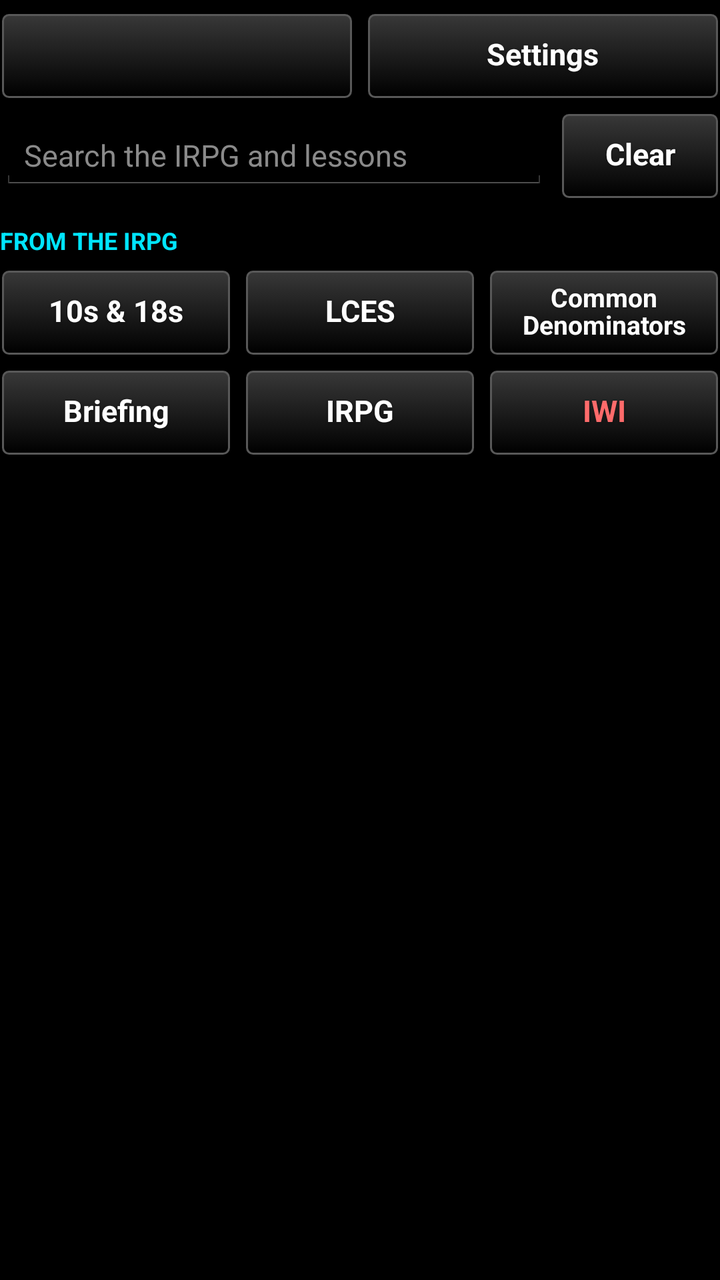
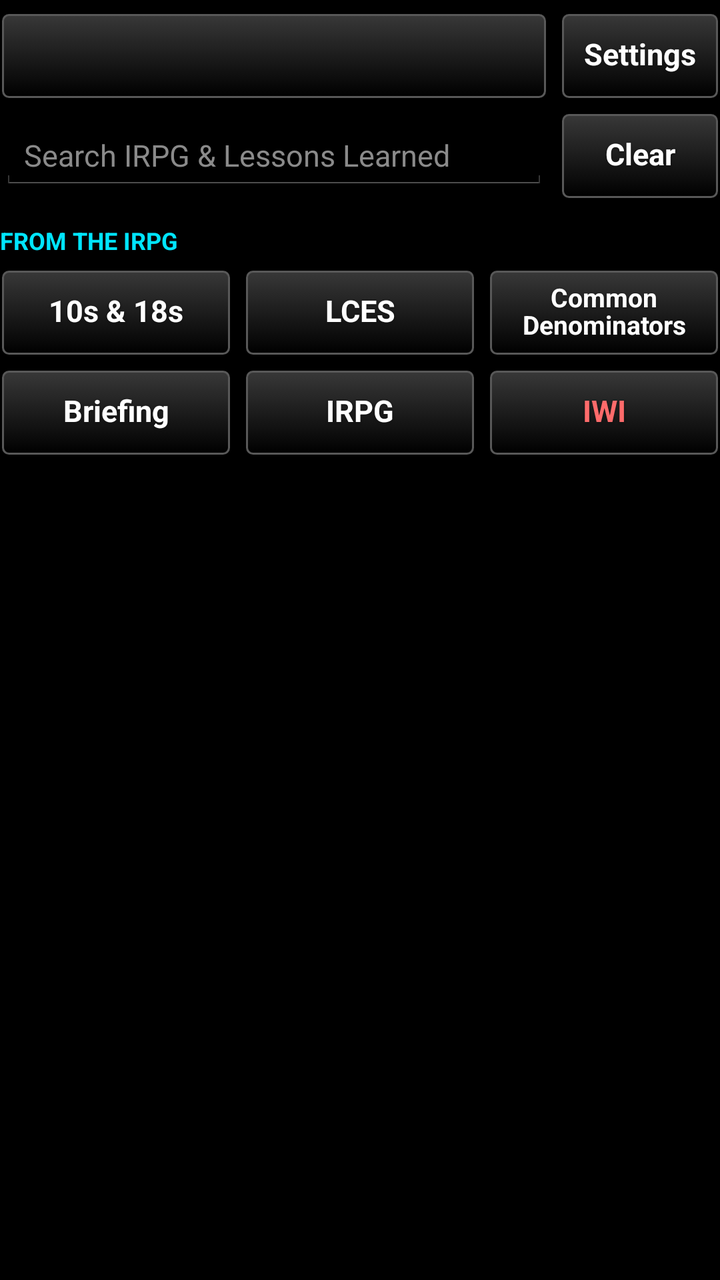

Screens rendered from an Android XML layout before and after an edit, with the pre-edit source and the edit as a unified diff.
<!-- AndroidManifest.xml: application theme AppTheme -->
<!-- res/layout/main_header.xml -->
<?xml version="1.0" encoding="utf-8"?>
<LinearLayout xmlns:android="http://schemas.android.com/apk/res/android"
    android:layout_width="match_parent"
    android:layout_height="wrap_content"
    android:orientation="vertical">
    <LinearLayout
        android:layout_width="match_parent"
        android:layout_height="wrap_content"
        android:orientation="horizontal"
        android:layout_marginTop="6dp">
        <Button
            android:id="@+id/btn_lessons"
            style="@style/TakwerxButton"
            android:layout_width="0dp"
            android:layout_weight="1"
            android:layout_height="wrap_content" />
        <Button
            android:id="@+id/btn_settings"
            style="@style/TakwerxButton"
            android:layout_width="0dp"
            android:layout_weight="1"
            android:layout_height="wrap_content"
            android:layout_marginLeft="6dp"
            android:text="@string/settings" />
    </LinearLayout>
    
    <LinearLayout
        android:layout_width="match_parent"
        android:layout_height="wrap_content"
        android:orientation="horizontal"
        android:gravity="center_vertical"
        android:layout_marginTop="6dp">
        <EditText
            android:id="@+id/search"
            android:layout_width="0dp"
            android:layout_weight="1"
            android:layout_height="wrap_content"
            android:hint="@string/search_hint"
            android:textColorHint="#8A8A8A"
            android:textColor="@color/white"
            android:textSize="15sp"
            android:imeOptions="actionSearch|flagNoExtractUi"
            android:inputType="text"
            android:maxLines="1"
            android:singleLine="true" />
        <Button
            android:id="@+id/btn_clear"
            style="@style/TakwerxButton"
            android:layout_width="wrap_content"
            android:layout_height="wrap_content"
            android:layout_marginLeft="6dp"
            android:minWidth="80dp"
            android:text="@string/clear" />
    </LinearLayout>
    <TextView
        style="@style/TakwerxSectionHeading"
        android:layout_width="match_parent"
        android:layout_height="wrap_content"
        android:text="@string/heading_irpg" />
    
    <LinearLayout
        android:layout_width="match_parent"
        android:layout_height="wrap_content"
        android:orientation="horizontal"
        android:layout_marginTop="4dp"
        android:baselineAligned="false">
        <Button android:id="@+id/tile_orders" style="@style/TakwerxButton"
            android:layout_width="0dp" android:layout_weight="1"
            android:layout_height="match_parent" android:text="@string/tile_orders" />
        <Button android:id="@+id/tile_lces" style="@style/TakwerxButton"
            android:layout_width="0dp" android:layout_weight="1"
            android:layout_height="match_parent" android:layout_marginLeft="6dp"
            android:text="@string/tile_lces" />
        <Button android:id="@+id/tile_denominators" style="@style/TakwerxTwoLineTile"
            android:layout_width="0dp" android:layout_weight="1"
            android:layout_height="wrap_content" android:layout_marginLeft="6dp"
            android:text="@string/tile_denominators" />
    </LinearLayout>
    <LinearLayout
        android:layout_width="match_parent"
        android:layout_height="wrap_content"
        android:orientation="horizontal"
        android:layout_marginTop="6dp"
        android:baselineAligned="false">
        <Button android:id="@+id/tile_briefing" style="@style/TakwerxButton"
            android:layout_width="0dp" android:layout_weight="1"
            android:layout_height="match_parent" android:text="@string/tile_briefing" />
        <Button android:id="@+id/tile_irpg" style="@style/TakwerxButton"
            android:layout_width="0dp" android:layout_weight="1"
            android:layout_height="match_parent" android:layout_marginLeft="6dp"
            android:text="@string/tile_irpg" />
        <Button android:id="@+id/tile_iwi" style="@style/TakwerxButton"
            android:layout_width="0dp" android:layout_weight="1"
            android:layout_height="match_parent" android:layout_marginLeft="6dp"
            android:textColor="@color/tile_iwi"
            android:text="@string/tile_iwi" />
    </LinearLayout>
</LinearLayout>
<!-- resources referenced by this layout -->
<resources>
  <color name="tile_iwi">#FF6B6B</color>
  <color name="white">#ffffff</color>
  <string name="clear">Clear</string>
  <string name="heading_irpg">From the IRPG</string>
  <string name="search_hint">Search the IRPG and lessons</string>
  <string name="settings">Settings</string>
  <string name="tile_briefing">Briefing</string>
  <string name="tile_denominators">Common Denominators</string>
  <string name="tile_irpg">IRPG</string>
  <string name="tile_iwi">IWI</string>
  <string name="tile_lces">LCES</string>
  <string name="tile_orders">10s &amp; 18s</string>
  <style name="TakwerxButton" parent="@style/darkButton">
          <item name="android:paddingLeft">12dp</item>
          <item name="android:paddingRight">12dp</item>
          <item name="android:paddingTop">6dp</item>
          <item name="android:paddingBottom">8dp</item>
          <item name="android:minHeight">44dp</item>
          <item name="android:minWidth">0dp</item>
          <item name="android:textSize">15sp</item>
          <item name="android:singleLine">true</item>
          <item name="android:ellipsize">end</item>
      </style>
  <style name="TakwerxSectionHeading">
          <item name="android:textSize">12sp</item>
          <item name="android:textAllCaps">true</item>
          <item name="android:textStyle">bold</item>
          <item name="android:textColor">#00E5FF</item>
          <item name="android:paddingTop">12dp</item>
          <item name="android:paddingBottom">2dp</item>
      </style>
  <style name="TakwerxTwoLineTile" parent="@style/TakwerxButton">
          <item name="android:singleLine">false</item>
          <item name="android:maxLines">2</item>
          <item name="android:lineSpacingMultiplier">0.9</item>
          <item name="android:paddingTop">4dp</item>
          <item name="android:paddingBottom">6dp</item>
          <item name="android:textSize">13sp</item>
      </style>
  <style name="AppTheme" parent="@android:style/Theme.Holo">
          <item name="android:buttonStyle">@android:style/Widget.Button</item>
          <item name="android:imageButtonStyle">@android:style/Widget.Button</item>
          <item name="android:buttonStyleToggle">@android:style/Widget.Button</item>
          <item name="android:spinnerStyle">@style/ATAKSpinner</item>
          <item name="android:spinnerItemStyle">@style/ATAKSpinnerItem</item>
          <item name="android:editTextStyle">@style/ATAKEditText</item>
      </style>
  <style name="ATAKSpinner" parent="@android:style/Widget.Spinner">
          <item name="android:spinnerMode">dialog</item>
      </style>
  <style name="ATAKSpinnerItem">
          <item name="android:textColor">@android:color/white</item>
          <item name="android:dropDownVerticalOffset">0dip</item>
          <item name="android:dropDownHorizontalOffset">0dip</item>
          <item name="android:dropDownWidth">wrap_content</item>
          <item name="android:gravity">left|center_vertical</item>
      </style>
  <style name="ATAKEditText" parent="@android:style/Widget.EditText">
          
          
  
          
          <item name="android:imeOptions">flagNoFullscreen</item>
      </style>
  <color name="darker_gray">#121212</color>
  <dimen name="fontSize">14sp</dimen>
  <!-- drawable new_dark_button_disabled (drawable) -->
  <?xml version="1.0" encoding="utf-8"?>
  <layer-list xmlns:android="http://schemas.android.com/apk/res/android">
      <item android:bottom="1dp" android:right="1dp" android:left="1dp" android:top="1dp">
          <shape android:shape="rectangle">
              <corners android:radius="3dp" />
              <stroke
                  android:width="1dp"
                  android:color="#484848" />
              <solid android:color="#484848" />
          </shape>
      </item>
  </layer-list>
  <!-- unchanged entries left out for length: 4 -->
</resources>

<!-- the commit's change to res/layout/main_header.xml (unified diff, before → after) -->
@@ -14,11 +14,11 @@
             android:layout_width="0dp"
             android:layout_weight="1"
             android:layout_height="wrap_content" />
+        
         <Button
             android:id="@+id/btn_settings"
             style="@style/TakwerxButton"
-            android:layout_width="0dp"
-            android:layout_weight="1"
+            android:layout_width="wrap_content"
             android:layout_height="wrap_content"
             android:layout_marginLeft="6dp"
             android:text="@string/settings" />
<!-- resource entries referenced after the edit -->
@@ -4,7 +4,7 @@
   <color name="white">#ffffff</color>
   <string name="clear">Clear</string>
   <string name="heading_irpg">From the IRPG</string>
-  <string name="search_hint">Search the IRPG and lessons</string>
+  <string name="search_hint">Search IRPG &amp; Lessons Learned</string>
   <string name="settings">Settings</string>
   <string name="tile_briefing">Briefing</string>
   <string name="tile_denominators">Common Denominators</string>
